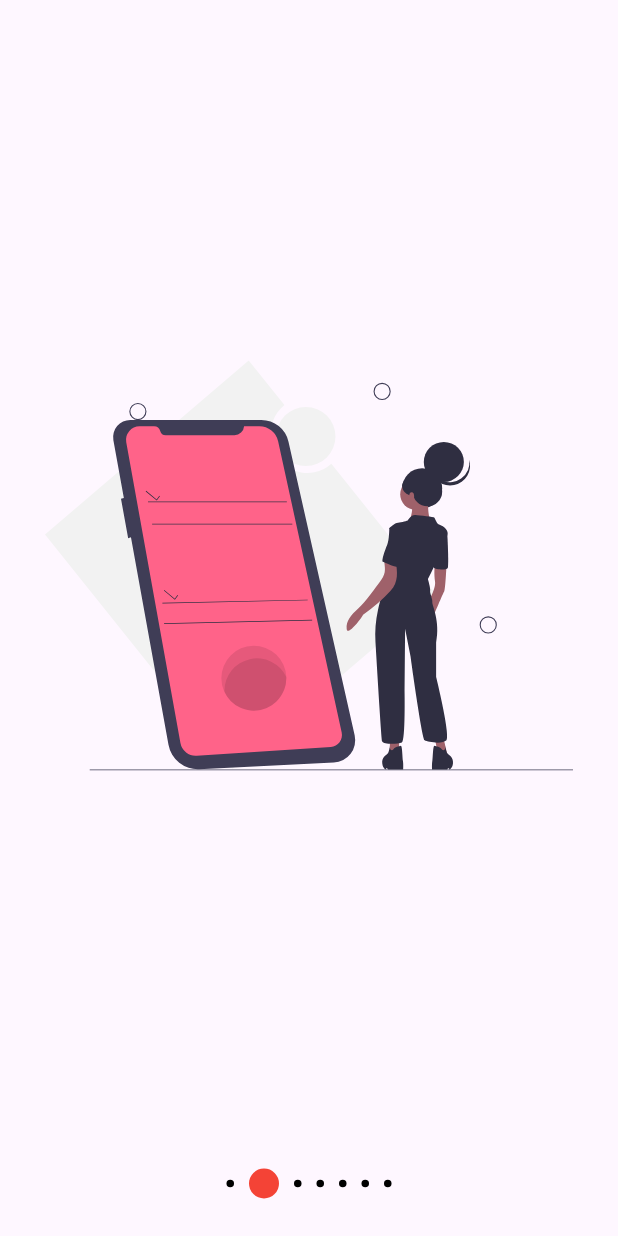
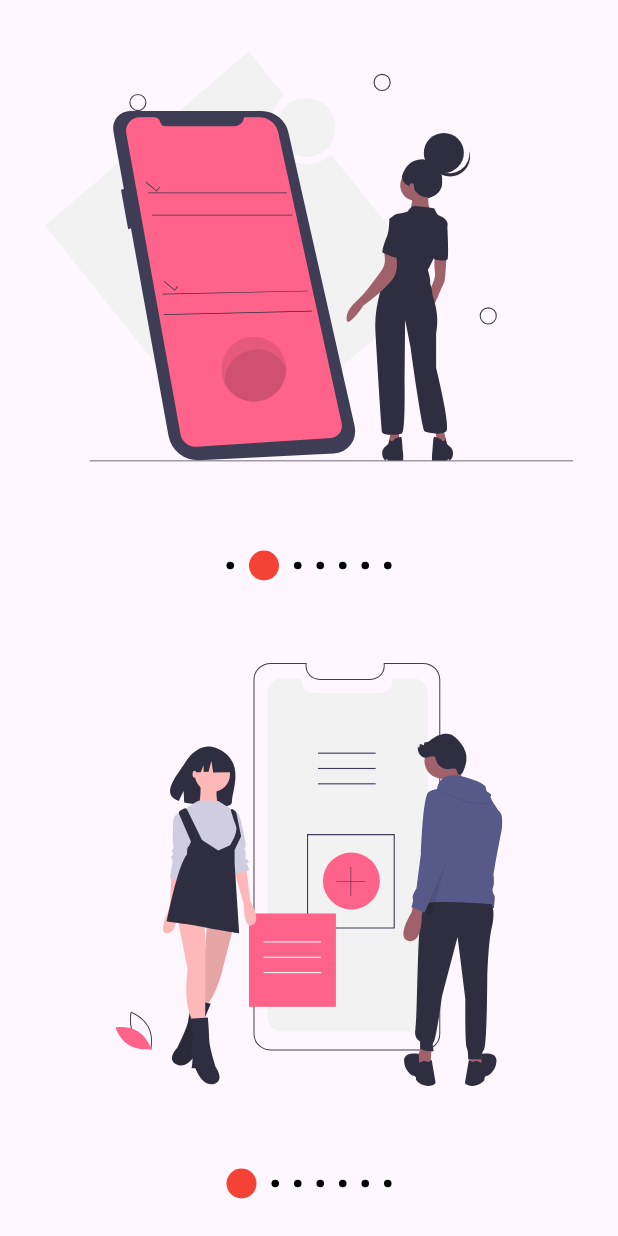
Before and after one commit to AugustoSan/curso_udemy_disenos, a Flutter app: the screen it shows after launch, swiped to page 2, on a phone screen of 412 x 824 dp. Run offline on Flutter 3.47's test engine with Material 3 defaults, Android fonts, the light colour scheme and no system bars; our stand-ins replace flutter_svg.

Commit message:
se agregan dos sliders

```diff
--- a/lib/src/pages/slideshow_page.dart
+++ b/lib/src/pages/slideshow_page.dart
@@ -13,7 +13,25 @@ class SlideshowPage extends StatelessWidget {
     return ChangeNotifierProvider(
       create: (_) => SliderModel(),
       child: Scaffold(
-        body: Slidesshow(
+        body: Column(
+          children: [
+            Expanded(child: MiSlideShow()),
+            Expanded(child: MiSlideShow()),
+          ],
+        ),
+      ),
+    );
+  }
+}
+
+class MiSlideShow extends StatelessWidget {
+  const MiSlideShow({
+    super.key,
+  });
+
+  @override
+  Widget build(BuildContext context) {
+    return Slidesshow(
       // showDotsTop: true,
       primaryColor: Colors.red,
       secondaryColor: Colors.black,
@@ -36,8 +54,6 @@ class SlideshowPage extends StatelessWidget {
           ),
         ),
       ],
-        ),
-      ),
     );
   }
 }
--- a/lib/src/widgets/slideshow.dart
+++ b/lib/src/widgets/slideshow.dart
@@ -102,7 +102,6 @@ class _SlidesState extends State<_Slides> {
     super.initState();
 
     pageViewController.addListener(() {
-        print('Página actual: ${pageViewController.page}');
 
         // Actualizar el valor de currentPage en el
         Provider.of<_SlideshowModel>(context, listen: false).currentPage = pageViewController.page!;
```
Lines whose indentation alone changed are shown as unchanged.
